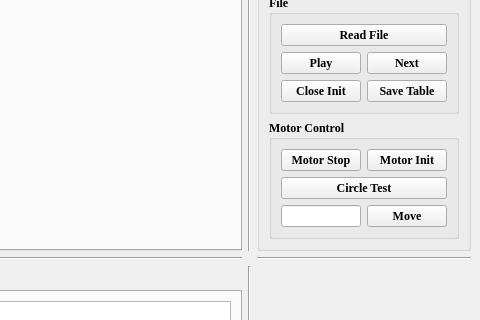
Before: the Qt Designer form Radar_UDP.ui in CruzeOliver/FMCW-Radar-GUI, drawn with Qt 5; both pictures show x 544 to 1024 and y 359 to 679 of the 1024 by 829 pixel window.
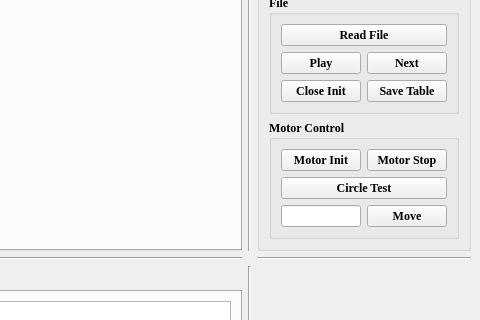
After: the same form once the commit is applied.

Commit message: Modify the motor's operating model to use threaded operation to avoid conflicts with UI refresh.

The edit to the form file:
```diff
--- a/Radar_UDP.ui
+++ b/Radar_UDP.ui
@@ -438,16 +438,16 @@
           <item>
            <layout class="QHBoxLayout" name="horizontalLayout_16">
             <item>
-             <widget class="QPushButton" name="pushButton_MotorDisconnect">
+             <widget class="QPushButton" name="pushButton_MotorConnect">
               <property name="text">
-               <string>Motor Stop</string>
+               <string>Motor Init</string>
               </property>
              </widget>
             </item>
             <item>
-             <widget class="QPushButton" name="pushButton_MotorConnect">
+             <widget class="QPushButton" name="pushButton_MotorDisconnect">
               <property name="text">
-               <string>Motor Init</string>
+               <string>Motor Stop</string>
               </property>
              </widget>
             </item>
```
The commit also changes 3 other files.
